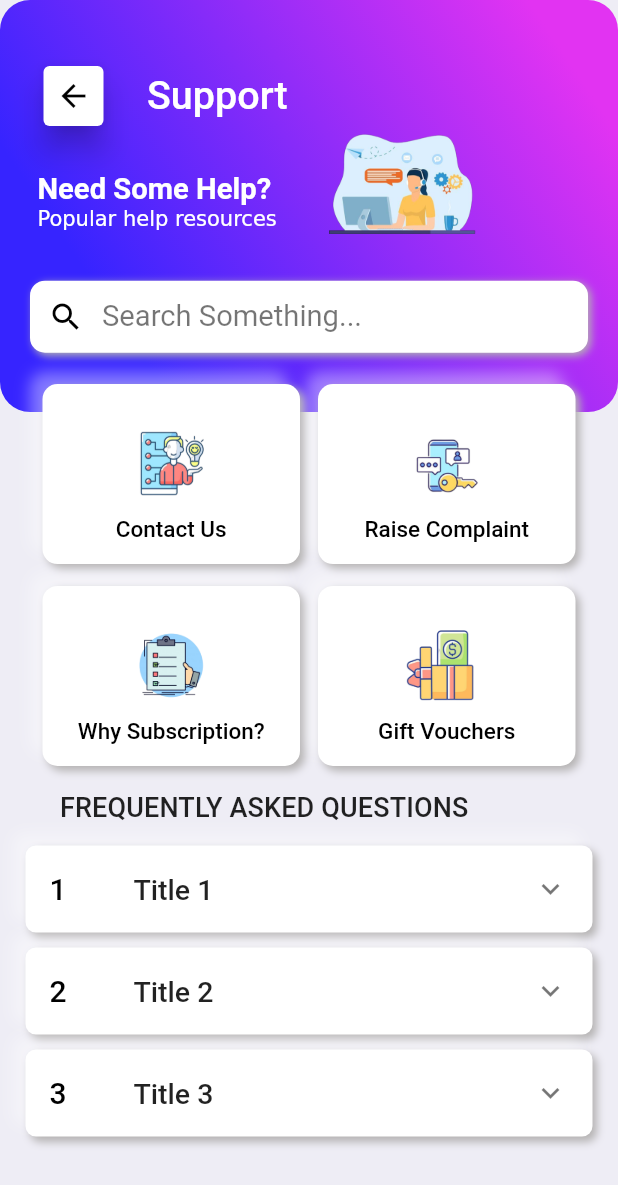
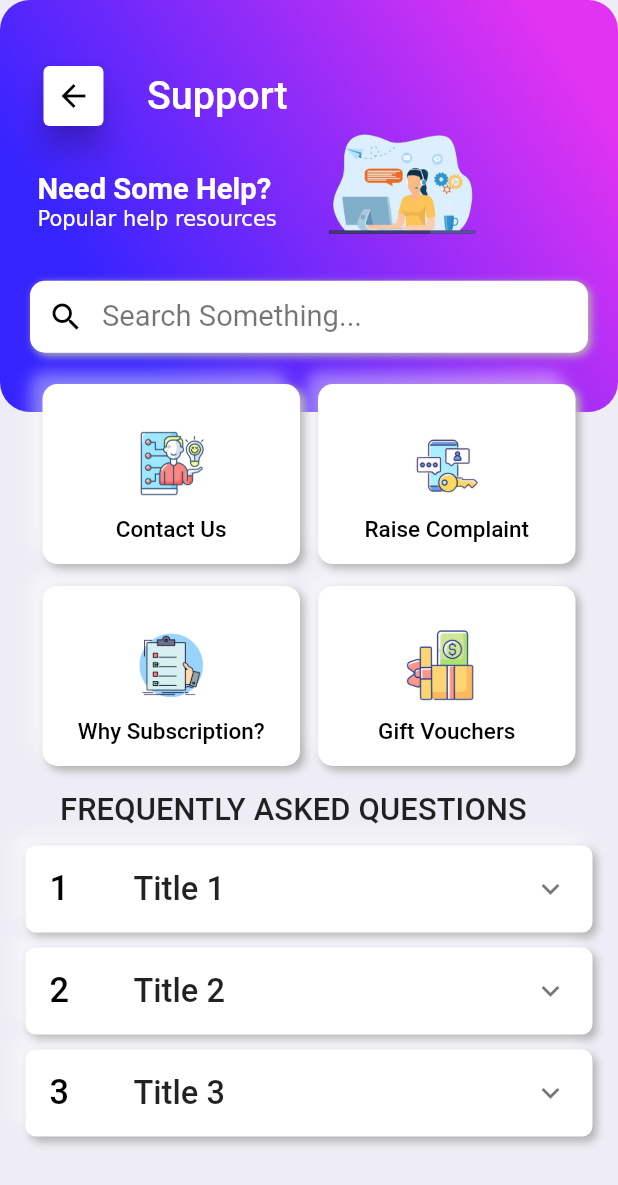
Before and after one commit to flameXpriyanshu/Repair-Duniya, a Flutter app: the Support screen opened directly, on a phone screen of 412 x 824 dp. Shown: the top 1185 px of the screen. Run offline on Flutter 3.47's test engine with Material 2 defaults, Android fonts, the phone set to English and light mode, and no system bars; our stand-ins replace carousel_slider, country_picker, firebase_auth, firebase_core, flutter_rating_bar, flutter_screenutil and 6 more; missing offline and left inert: flutter_polyline_points; accounts and stored records are empty.

Commit message:
responsive

```diff
--- a/lib/Model_Screens/Help_Support/support.dart
+++ b/lib/Model_Screens/Help_Support/support.dart
@@ -174,7 +174,7 @@ class Support extends StatelessWidget {
                   child: Text('FREQUENTLY ASKED QUESTIONS',
                       style: TextStyle(
                           fontWeight: FontWeight.w500,
-                          fontSize: 18,
+                          fontSize: 18.sp,
                           letterSpacing: 0.1)),
                 )),
             Positioned(
@@ -273,12 +273,12 @@ Widget _buildList(
       leading: Text(
         num,
         style: TextStyle(
-            color: Colors.black, fontWeight: FontWeight.w500, fontSize: 20),
+            color: Colors.black, fontWeight: FontWeight.w500, fontSize: 20.sp),
       ),
       title: Text(
         title,
         style: TextStyle(
-            color: Colors.black87, fontWeight: FontWeight.w500, fontSize: 19),
+            color: Colors.black87, fontWeight: FontWeight.w500, fontSize: 19.sp),
       ),
       children: [
         ListTile(
```
